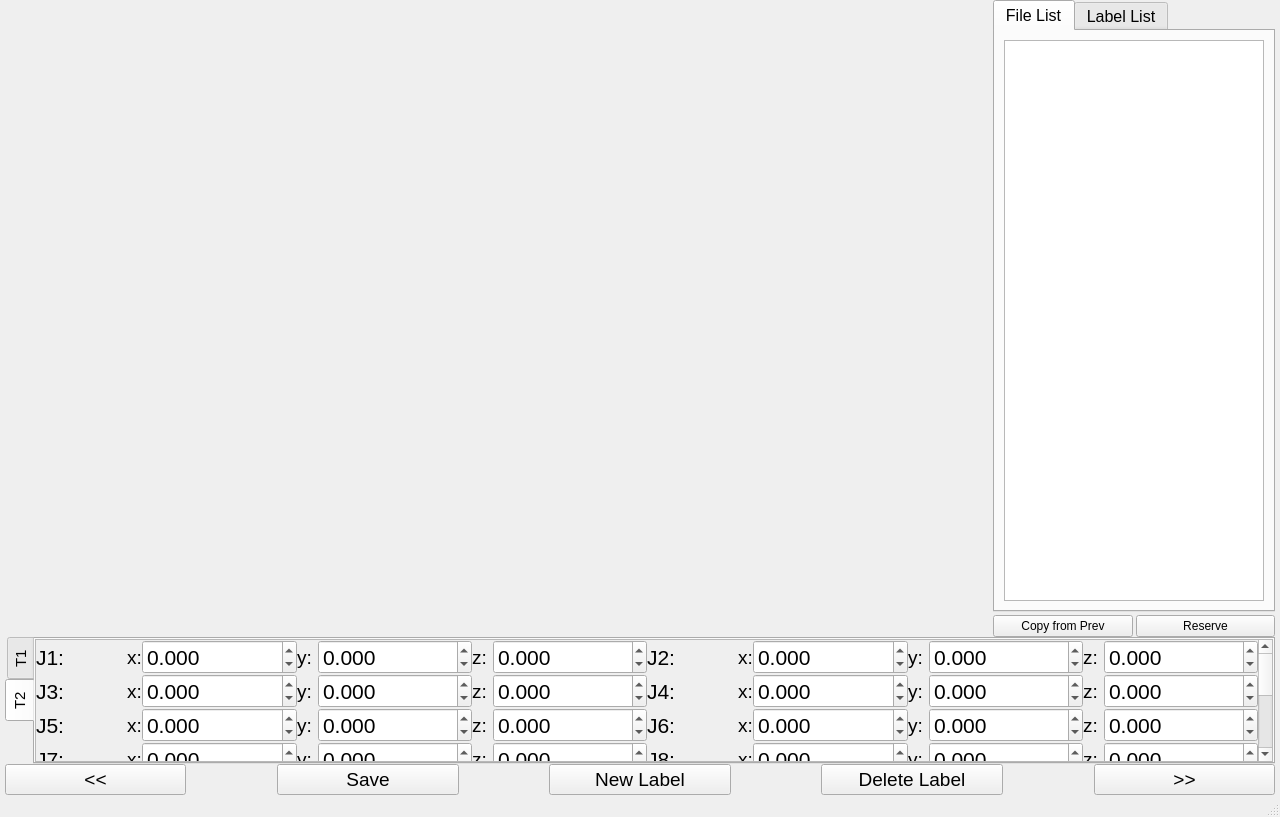
Above: pcl_labeller.ui from lesterlo/PointCloud-Object-Labeller before the change. Below: the same form after it.
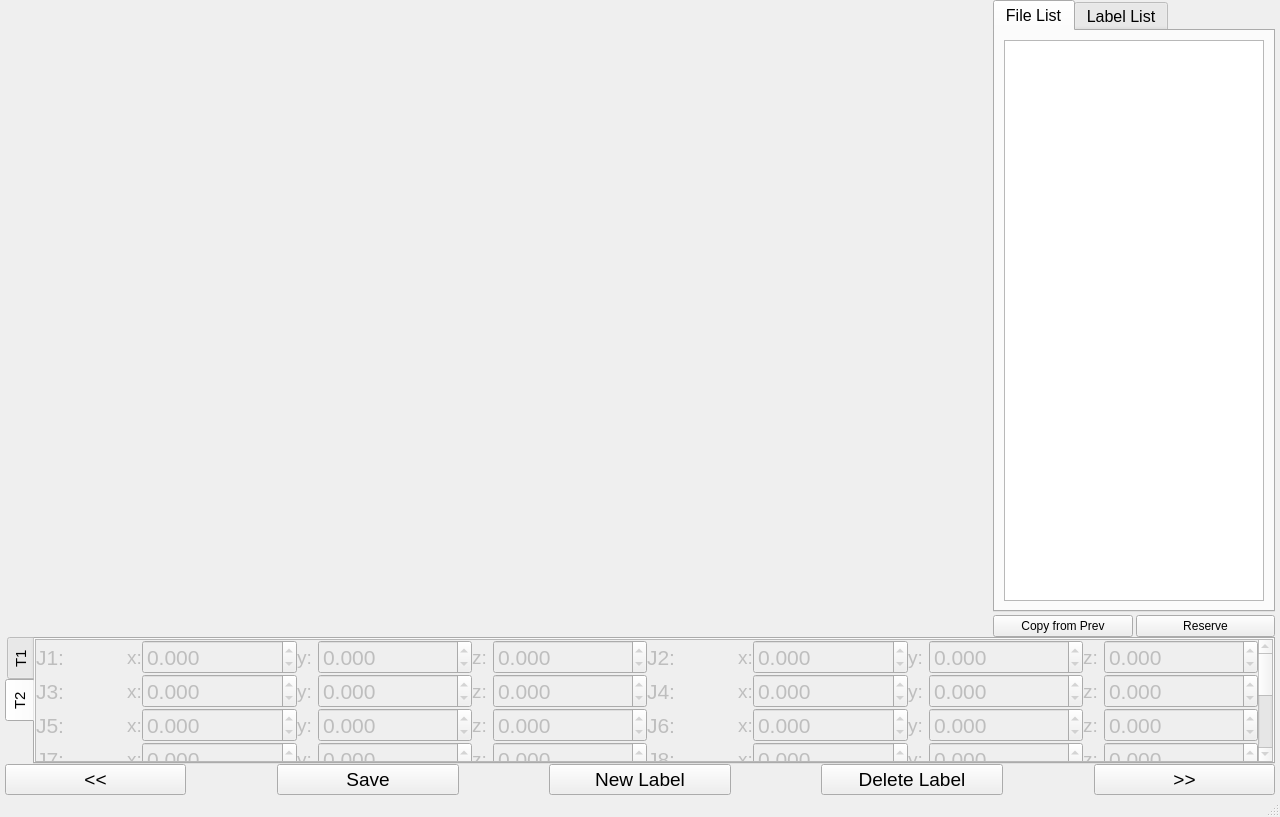
That is the form after the change. The open tabs and pages were chosen to show the change. Custom widgets are drawn as their Qt base class.

Commit message: Disable T2 tab

```diff
--- a/pcl_labeller.ui
+++ b/pcl_labeller.ui
@@ -619,6 +619,9 @@
          </layout>
         </widget>
         <widget class="QWidget" name="tab_6">
+         <property name="enabled">
+          <bool>false</bool>
+         </property>
          <attribute name="title">
           <string>T2</string>
          </attribute>
```
